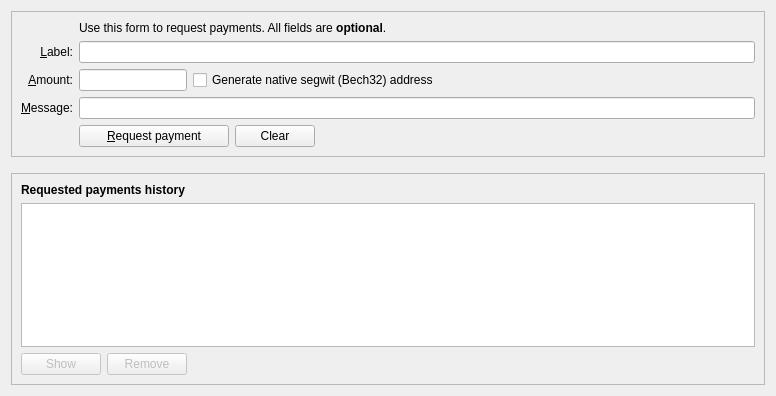
The window that src/qt/forms/receivecoinsdialog.ui (nutucoin/NutucoinV2) describes before a commit, drawn with Qt 5.
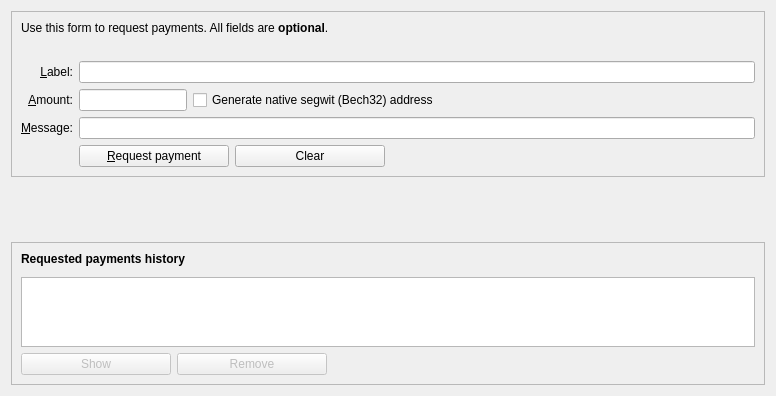
The same window after the commit. Icons and pictures are not drawn. Custom widgets are drawn as their Qt base class.

Commit message: Update UI for 'Receive' tab

```diff
--- a/src/qt/forms/receivecoinsdialog.ui
+++ b/src/qt/forms/receivecoinsdialog.ui
@@ -26,6 +26,13 @@
       <enum>QFrame::Sunken</enum>
      </property>
      <layout class="QVBoxLayout" name="verticalLayout_3">
+      <item>
+       <widget class="QLabel" name="title">
+        <property name="text">
+         <string>Use this form to request payments. All fields are &lt;b&gt;optional&lt;/b&gt;.</string>
+        </property>
+       </widget>
+      </item>
       <item>
        <layout class="QGridLayout" name="gridLayout">
         <item row="5" column="0">
@@ -70,7 +77,7 @@
         <item row="2" column="2">
          <widget class="QLabel" name="label_5">
           <property name="text">
-           <string>Use this form to request payments. All fields are &lt;b&gt;optional&lt;/b&gt;.</string>
+           <string/>
           </property>
          </widget>
         </item>
@@ -124,6 +131,12 @@
               <verstretch>0</verstretch>
              </sizepolicy>
             </property>
+            <property name="minimumSize">
+             <size>
+              <width>150</width>
+              <height>0</height>
+             </size>
+            </property>
             <property name="toolTip">
              <string>Clear all fields of the form.</string>
             </property>
@@ -241,7 +254,7 @@
      <property name="sizeHint" stdset="0">
       <size>
        <width>20</width>
-       <height>10</height>
+       <height>60</height>
       </size>
      </property>
     </spacer>
@@ -274,6 +287,22 @@
         </property>
        </widget>
       </item>
+      <item>
+       <spacer name="verticalSpacer">
+        <property name="orientation">
+         <enum>Qt::Vertical</enum>
+        </property>
+        <property name="sizeType">
+         <enum>QSizePolicy::Fixed</enum>
+        </property>
+        <property name="sizeHint" stdset="0">
+         <size>
+          <width>20</width>
+          <height>5</height>
+         </size>
+        </property>
+       </spacer>
+      </item>
       <item>
        <widget class="QTableView" name="recentRequestsView">
         <property name="contextMenuPolicy">
@@ -294,6 +323,12 @@
           <property name="enabled">
            <bool>false</bool>
           </property>
+          <property name="minimumSize">
+           <size>
+            <width>150</width>
+            <height>0</height>
+           </size>
+          </property>
           <property name="toolTip">
            <string>Show the selected request (does the same as double clicking an entry)</string>
           </property>
@@ -314,6 +349,12 @@
           <property name="enabled">
            <bool>false</bool>
           </property>
+          <property name="minimumSize">
+           <size>
+            <width>150</width>
+            <height>0</height>
+           </size>
+          </property>
           <property name="toolTip">
            <string>Remove the selected entries from the list</string>
           </property>
```
The commit also changes 1 other file.
